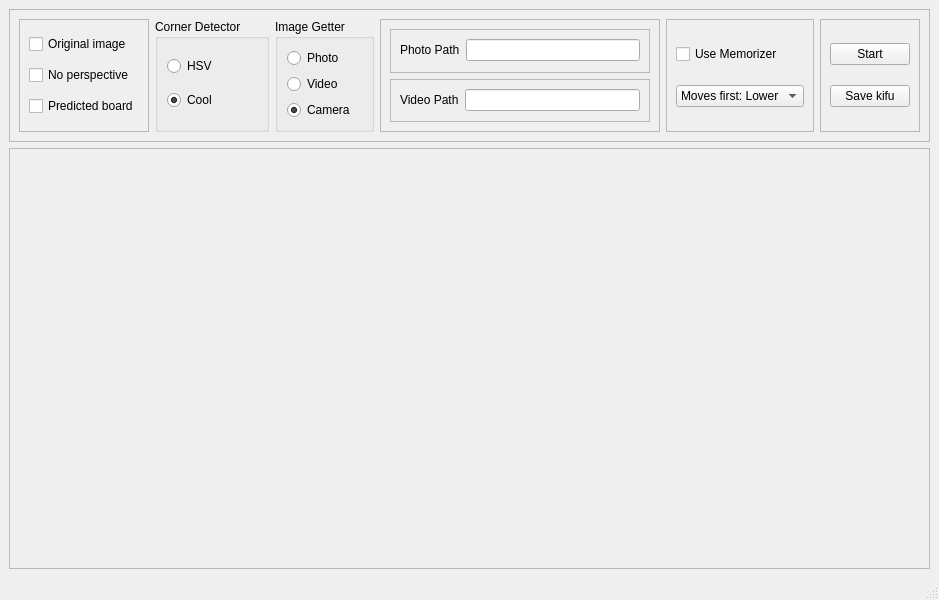
First picture: the form in GUI/main_window.ui, repository Limuranius/ShogiBoardReader, before the edit.
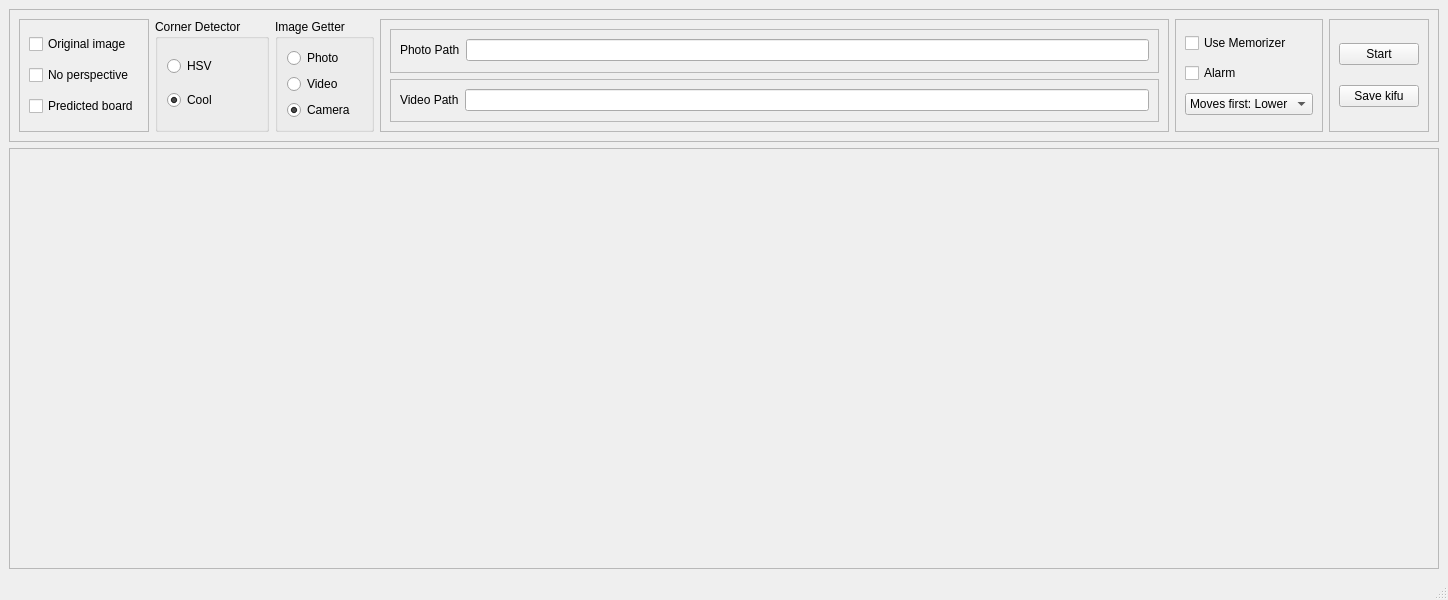
Second picture: the form after the edit.

Commit message: Added checkbox for alarm

```diff
--- a/GUI/main_window.ui
+++ b/GUI/main_window.ui
@@ -6,7 +6,7 @@
    <rect>
     <x>0</x>
     <y>0</y>
-    <width>939</width>
+    <width>1448</width>
     <height>600</height>
    </rect>
   </property>
@@ -203,6 +203,13 @@
             </property>
            </widget>
           </item>
+          <item>
+           <widget class="QCheckBox" name="checkBox_alarm">
+            <property name="text">
+             <string>Alarm</string>
+            </property>
+           </widget>
+          </item>
           <item>
            <widget class="QComboBox" name="comboBox_first_side">
             <item>
```
The commit also changes 2 other files.
